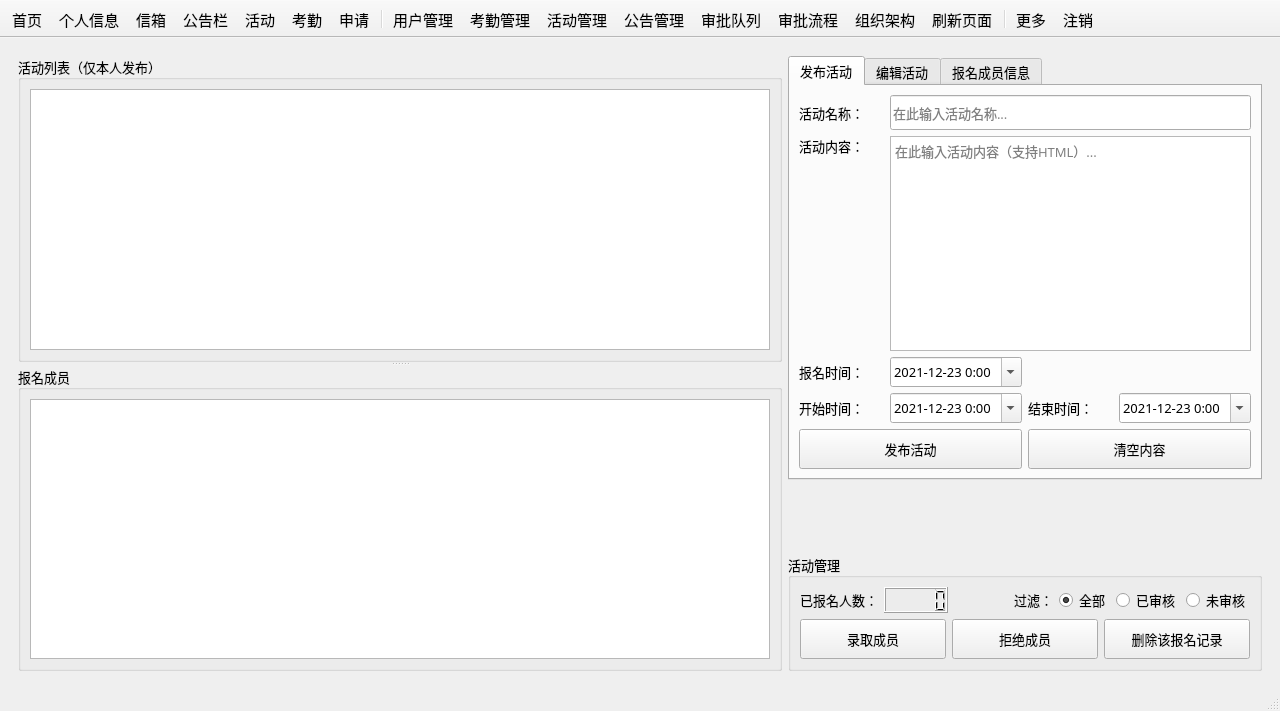
Old version of the form mainwindow.ui in the repository csthenry/weplanet-desktop.
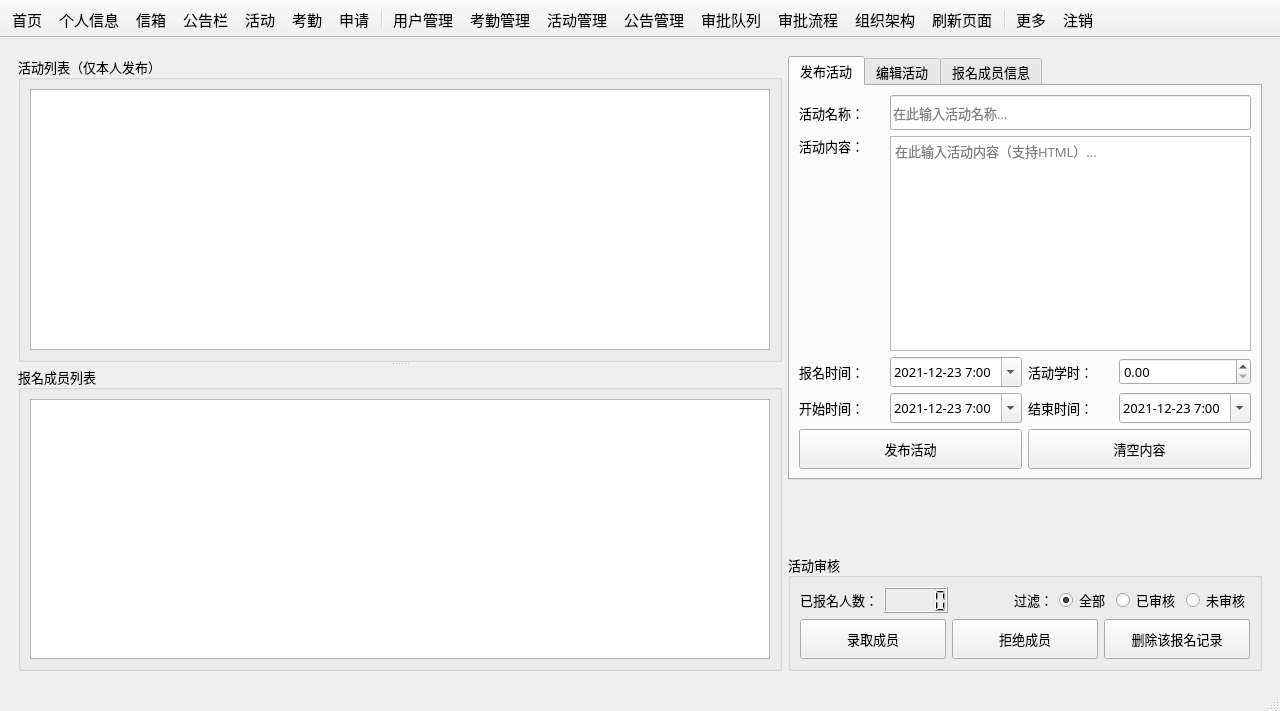
New version of the form. The open tabs and pages were chosen to show the change. Icons and pictures are not drawn. Custom widgets are drawn as their Qt base class.

Commit message: 修复细节问题，新增活动搜索，新增QQ头像绑定。

Diff of the .ui file:
```diff
--- a/mainwindow.ui
+++ b/mainwindow.ui
@@ -3836,7 +3836,7 @@
            </font>
           </property>
           <property name="title">
-           <string>活动管理</string>
+           <string>活动审核</string>
           </property>
           <layout class="QGridLayout" name="gridLayout_50">
            <item row="1" column="1">
@@ -4126,6 +4126,16 @@
                 <pointsize>10</pointsize>
                </font>
               </property>
+              <property name="dateTime">
+               <datetime>
+                <hour>7</hour>
+                <minute>0</minute>
+                <second>0</second>
+                <year>2021</year>
+                <month>12</month>
+                <day>23</day>
+               </datetime>
+              </property>
               <property name="date">
                <date>
                 <year>2021</year>
@@ -4184,6 +4194,16 @@
                 <pointsize>10</pointsize>
                </font>
               </property>
+              <property name="dateTime">
+               <datetime>
+                <hour>7</hour>
+                <minute>0</minute>
+                <second>0</second>
+                <year>2021</year>
+                <month>12</month>
+                <day>23</day>
+               </datetime>
+              </property>
               <property name="date">
                <date>
                 <year>2021</year>
@@ -4242,6 +4262,16 @@
                 <pointsize>10</pointsize>
                </font>
               </property>
+              <property name="dateTime">
+               <datetime>
+                <hour>7</hour>
+                <minute>0</minute>
+                <second>0</second>
+                <year>2021</year>
+                <month>12</month>
+                <day>23</day>
+               </datetime>
+              </property>
               <property name="date">
                <date>
                 <year>2021</year>
@@ -4293,6 +4323,43 @@
               </property>
              </widget>
             </item>
+            <item row="3" column="2">
+             <widget class="QLabel" name="label_88">
+              <property name="minimumSize">
+               <size>
+                <width>85</width>
+                <height>0</height>
+               </size>
+              </property>
+              <property name="maximumSize">
+               <size>
+                <width>85</width>
+                <height>16777215</height>
+               </size>
+              </property>
+              <property name="font">
+               <font>
+                <pointsize>10</pointsize>
+               </font>
+              </property>
+              <property name="text">
+               <string>活动学时：</string>
+              </property>
+             </widget>
+            </item>
+            <item row="3" column="3">
+             <widget class="QDoubleSpinBox" name="spinBox_actScore">
+              <property name="decimals">
+               <number>2</number>
+              </property>
+              <property name="maximum">
+               <double>10.000000000000000</double>
+              </property>
+              <property name="singleStep">
+               <double>0.250000000000000</double>
+              </property>
+             </widget>
+            </item>
            </layout>
           </widget>
           <widget class="QWidget" name="tab_4">
@@ -4990,7 +5057,7 @@
             </font>
            </property>
            <property name="title">
-            <string>报名成员</string>
+            <string>报名成员列表</string>
            </property>
            <layout class="QGridLayout" name="gridLayout_51">
             <item row="0" column="0">
```
Left out of the diff: 1267 changed lines with no effect on the pictures. The commit also changes 10 other files.
